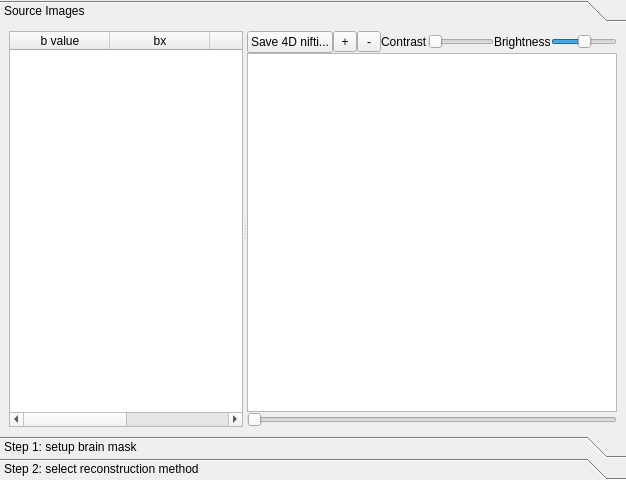
Before: the Qt Designer form reconstruction/reconstruction_window.ui in frankyeh/DSI-Studio, drawn with Qt 5.
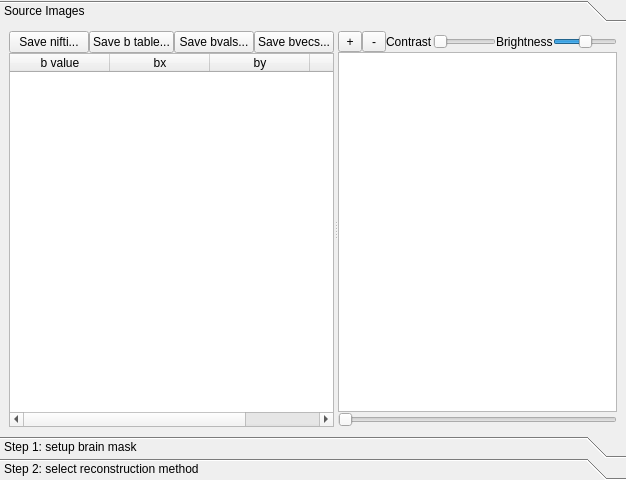
After: the same form once the commit is applied. The open tabs and pages were chosen to show the change.

```diff
--- a/reconstruction/reconstruction_window.ui
+++ b/reconstruction/reconstruction_window.ui
@@ -51,19 +51,100 @@
         <rect>
          <x>0</x>
          <y>0</y>
-         <width>337</width>
-         <height>132</height>
+         <width>626</width>
+         <height>414</height>
         </rect>
        </property>
        <attribute name="label">
         <string>Source Images</string>
        </attribute>
-       <layout class="QVBoxLayout" name="verticalLayout_4">
+       <layout class="QHBoxLayout" name="horizontalLayout_21">
         <item>
          <widget class="QSplitter" name="splitter">
           <property name="orientation">
            <enum>Qt::Horizontal</enum>
           </property>
+          <widget class="QWidget" name="widget_2" native="true">
+           <layout class="QVBoxLayout" name="verticalLayout_4">
+            <property name="spacing">
+             <number>0</number>
+            </property>
+            <property name="margin">
+             <number>0</number>
+            </property>
+            <item>
+             <layout class="QHBoxLayout" name="horizontalLayout_7">
+              <property name="spacing">
+               <number>0</number>
+              </property>
+              <item>
+               <widget class="QPushButton" name="save4dnifti">
+                <property name="maximumSize">
+                 <size>
+                  <width>16777215</width>
+                  <height>22</height>
+                 </size>
+                </property>
+                <property name="text">
+                 <string>Save nifti...</string>
+                </property>
+               </widget>
+              </item>
+              <item>
+               <widget class="QPushButton" name="save_b_table">
+                <property name="maximumSize">
+                 <size>
+                  <width>16777215</width>
+                  <height>22</height>
+                 </size>
+                </property>
+                <property name="text">
+                 <string>Save b table...</string>
+                </property>
+               </widget>
+              </item>
+              <item>
+               <widget class="QPushButton" name="save_bvals">
+                <property name="maximumSize">
+                 <size>
+                  <width>16777215</width>
+                  <height>22</height>
+                 </size>
+                </property>
+                <property name="text">
+                 <string>Save bvals...</string>
+                </property>
+               </widget>
+              </item>
+              <item>
+               <widget class="QPushButton" name="save_bvec">
+                <property name="maximumSize">
+                 <size>
+                  <width>16777215</width>
+                  <height>22</height>
+                 </size>
+                </property>
+                <property name="text">
+                 <string>Save bvecs...</string>
+                </property>
+               </widget>
+              </item>
+              <item>
+               <spacer name="horizontalSpacer_5">
+                <property name="orientation">
+                 <enum>Qt::Horizontal</enum>
+                </property>
+                <property name="sizeHint" stdset="0">
+                 <size>
+                  <width>40</width>
+                  <height>20</height>
+                 </size>
+                </property>
+               </spacer>
+              </item>
+             </layout>
+            </item>
+            <item>
           <widget class="QTableWidget" name="b_table">
            <property name="selectionMode">
             <enum>QAbstractItemView::SingleSelection</enum>
@@ -92,6 +173,9 @@
             </property>
            </column>
           </widget>
+            </item>
+           </layout>
+          </widget>
           <widget class="QWidget" name="source_widget" native="true">
            <layout class="QVBoxLayout" name="verticalLayout_6">
             <property name="spacing">
@@ -105,19 +189,6 @@
               <property name="spacing">
                <number>0</number>
               </property>
-              <item>
-               <widget class="QPushButton" name="save4dnifti">
-                <property name="maximumSize">
-                 <size>
-                  <width>16777215</width>
-                  <height>22</height>
-                 </size>
-                </property>
-                <property name="text">
-                 <string>Save 4D nifti...</string>
-                </property>
-               </widget>
-              </item>
               <item>
                <widget class="QToolButton" name="zoom_in">
                 <property name="minimumSize">
```
Left out of the diff: 7 changed lines with no effect on the pictures. Lines whose indentation alone changed are shown as unchanged.
